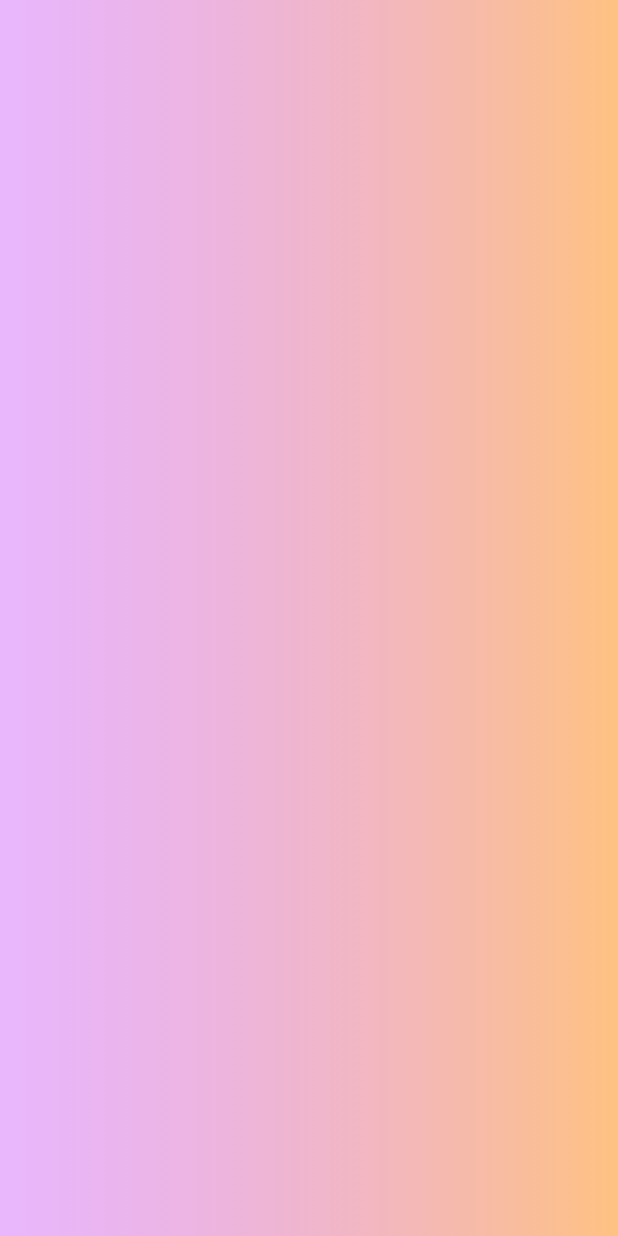
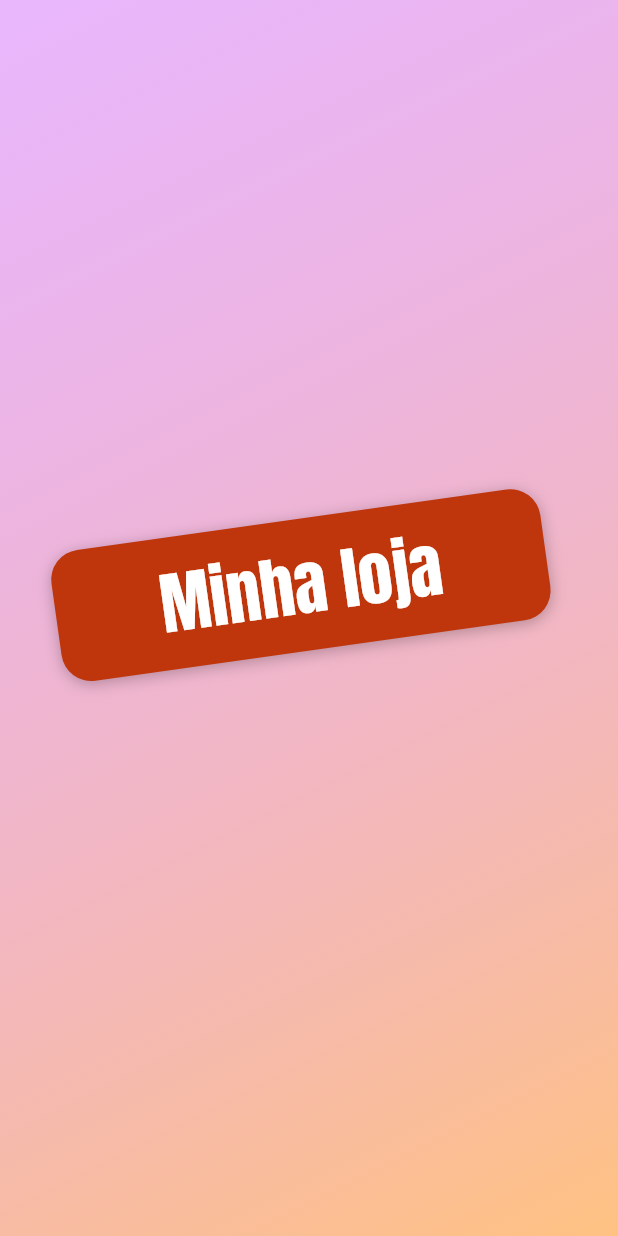
Before and after one commit to Souza83/shop, a Flutter app: the screen it shows after launch, on a phone screen of 412 x 824 dp. Run offline on Flutter 3.47's test engine with Material 2 defaults, Android fonts, the phone set to English and light mode, and no system bars.

```diff
--- a/lib/pages/auth_pages.dart
+++ b/lib/pages/auth_pages.dart
@@ -1,3 +1,5 @@
+import 'dart:math';
+
 import 'package:flutter/material.dart';
 
 class AuthPage extends StatelessWidget {
@@ -15,12 +17,44 @@ class AuthPage extends StatelessWidget {
                 Color.fromRGBO(215, 117, 255, 0.5),
                 Color.fromRGBO(255, 188, 117, 0.9),
               ],
+              begin: Alignment.topLeft,
+              end: Alignment.bottomRight,
             )),
           ),
           Container(
             width: double.infinity,
             child: Column(
-              children: [],
+              crossAxisAlignment: CrossAxisAlignment.center,
+              mainAxisAlignment: MainAxisAlignment.center,
+              children: [
+                Container(
+                  padding: const EdgeInsets.symmetric(
+                    vertical: 10,
+                    horizontal: 70,
+                  ),
+                  // .. : Cascade operator | pi: Faz angulação
+                  transform: Matrix4.rotationZ(-8 * pi / 180)..translate(-10.0),
+                  decoration: BoxDecoration(
+                    borderRadius: BorderRadius.circular(20),
+                    color: Colors.deepOrange.shade900,
+                    boxShadow: [
+                      BoxShadow(
+                        blurRadius: 8,
+                        color: Colors.black26,
+                        offset: Offset(0, 2),
+                      )
+                    ], // boxShadow: Sombreamento
+                  ),
+                  child: Text(
+                    'Minha loja',
+                    style: TextStyle(
+                      fontSize: 45,
+                      fontFamily: 'Anton',
+                      color: Theme.of(context).accentTextTheme.headline6?.color,
+                    ),
+                  ),
+                ),
+              ],
             ),
           )
         ],
@@ -28,3 +62,19 @@ class AuthPage extends StatelessWidget {
     );
   }
 }
+
+/*
+// Exemplo usado p/ explicar o cascade operator
+void main() {
+  List<int> a = [1, 2, 3];
+
+  a.add(4);
+  a.add(5);
+  a.add(6);
+
+  // Cascade operator!
+  a..add(7)..add(8)..add(9);
+
+  print(a);
+}
+*/
```
